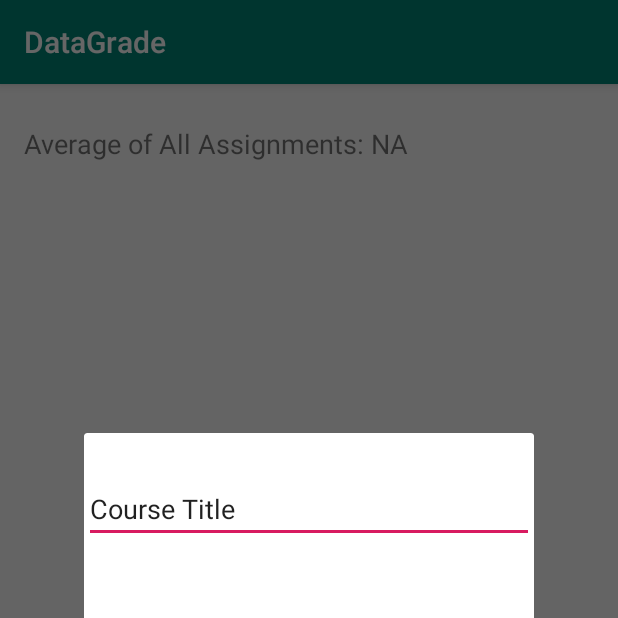
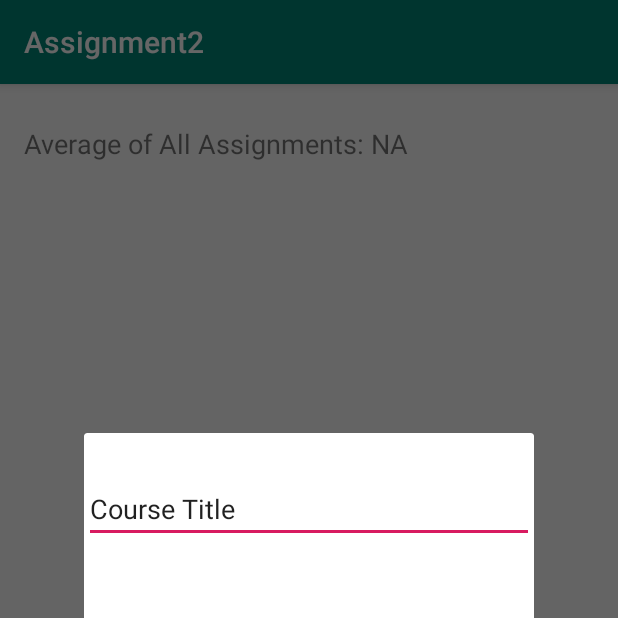
Before and after one commit to DPigeon/DataGrade, an Android app: the screen it shows after launch (MainActivity), after a tap on an icon or button, on a phone screen of 412 x 824 dp, the top half of it. Run offline under Robolectric (Android 15) with nearby library versions, the phone set to English and light mode, and no system bars.

Commit message:
Separating the two fragments & naming

```diff
--- a/app/src/main/java/com/example/utilisateur/assignment2/AssignmentActivity.java
+++ b/app/src/main/java/com/example/utilisateur/assignment2/AssignmentActivity.java
@@ -62,7 +62,7 @@ public class AssignmentActivity extends AppCompatActivity {
         assignmentFloatingActionButton.setOnClickListener(new View.OnClickListener() {
             @Override
             public void onClick(View view) {
-                InsertDialogFragment insertAssignmentDialogFragment = new InsertDialogFragment();
+                InsertCourseDialogFragment insertAssignmentDialogFragment = new InsertCourseDialogFragment();
                 Bundle parameters = new Bundle();
                 int courseId = bundle.getInt("id"); // We pass the course Id from the main activity to the new assignment
                 parameters.putString("fromActivity", "assignmentActivity");
--- a/app/src/main/java/com/example/utilisateur/assignment2/InsertDialogFragment.java
+++ b/app/src/main/java/com/example/utilisateur/assignment2/InsertCourseDialogFragment.java
@@ -3,7 +3,6 @@ package com.example.utilisateur.assignment2;
 import android.os.Bundle;
 import android.text.InputFilter;
 import android.text.InputType;
-import android.util.Log;
 import android.view.LayoutInflater;
 import android.view.View;
 import android.view.ViewGroup;
@@ -16,10 +15,10 @@ import androidx.annotation.Nullable;
 import androidx.fragment.app.DialogFragment;
 
 /*
-* Used for both insert a course and insert an assignment
+* Used for the course dialog fragment when adding a new course
 */
 
-public class InsertDialogFragment extends DialogFragment {
+public class InsertCourseDialogFragment extends DialogFragment {
     protected EditText courseOrAssignmentTitleEditText;
     protected EditText courseCodeOrAssignmentGradeEditText;
     protected Button saveButton;
@@ -29,7 +28,7 @@ public class InsertDialogFragment extends DialogFragment {
     @Nullable
     @Override
     public View onCreateView(@NonNull LayoutInflater inflater, @Nullable ViewGroup container, @Nullable Bundle savedInstanceState) {
-        View view = inflater.inflate(R.layout.add_dialogue_fragment, container, false); // Inflate the layout to use it
+        View view = inflater.inflate(R.layout.add_course_dialog_fragment, container, false); // Inflate the layout to use it
 
         String fromActivity = getArguments().getString("fromActivity");
         setupUiWithView(view, fromActivity);
@@ -49,7 +48,7 @@ public class InsertDialogFragment extends DialogFragment {
         else
             courseOrAssignmentTitleEditText.setText("Assignment Title");
 
-        courseCodeOrAssignmentGradeEditText = view.findViewById(R.id.courseCodeOrAssignmentGradeEditText);
+        courseCodeOrAssignmentGradeEditText = view.findViewById(R.id.courseCodeEditText);
 
         if (parameter == "mainActivity") {
             courseCodeOrAssignmentGradeEditText.setText("Code");
--- a/app/src/main/java/com/example/utilisateur/assignment2/MainActivity.java
+++ b/app/src/main/java/com/example/utilisateur/assignment2/MainActivity.java
@@ -51,11 +51,11 @@ public class MainActivity extends AppCompatActivity {
         floatingActionButton.setOnClickListener(new View.OnClickListener() {
             @Override
             public void onClick(View view) {
-                InsertDialogFragment insertDialogFragment = new InsertDialogFragment();
+                InsertCourseDialogFragment insertCourseDialogFragment = new InsertCourseDialogFragment();
                 Bundle parameters = new Bundle();
                 parameters.putString("fromActivity", "mainActivity");
-                insertDialogFragment.setArguments(parameters);
-                insertDialogFragment.show(getSupportFragmentManager(), "Dialog");
+                insertCourseDialogFragment.setArguments(parameters);
+                insertCourseDialogFragment.show(getSupportFragmentManager(), "Dialog");
             }
         });
         setupAction();
--- a/app/src/main/res/layout/add_dialogue_fragment.xml
+++ b/app/src/main/res/layout/add_course_dialog_fragment.xml
@@ -21,7 +21,7 @@
         app:layout_constraintTop_toTopOf="parent" />
 
     <EditText
-        android:id="@+id/courseCodeOrAssignmentGradeEditText"
+        android:id="@+id/courseCodeEditText"
         android:layout_width="0dp"
         android:layout_height="wrap_content"
         android:layout_marginTop="52dp"
@@ -40,7 +40,7 @@
         android:layout_marginEnd="48dp"
         android:text="Save"
         app:layout_constraintEnd_toEndOf="parent"
-        app:layout_constraintTop_toBottomOf="@+id/courseCodeOrAssignmentGradeEditText" />
+        app:layout_constraintTop_toBottomOf="@+id/courseCodeEditText" />
 
     <Button
         android:id="@+id/cancelButton"
@@ -50,5 +50,5 @@
         android:layout_marginTop="28dp"
         android:text="Cancel"
         app:layout_constraintStart_toStartOf="parent"
-        app:layout_constraintTop_toBottomOf="@+id/courseCodeOrAssignmentGradeEditText" />
+        app:layout_constraintTop_toBottomOf="@+id/courseCodeEditText" />
 </androidx.constraintlayout.widget.ConstraintLayout>
--- a/app/src/main/res/values/strings.xml
+++ b/app/src/main/res/values/strings.xml
@@ -1,3 +1,3 @@
 <resources>
-    <string name="app_name">DataGrade</string>
+    <string name="app_name">Assignment2</string>
 </resources>
```
Also changed, not shown: app/src/main/java/com/example/utilisateur/assignment2/InsertAssignmentDialogFragment.java (added, +113 -0 lines), app/src/main/res/layout/add_assignment_dialog_fragment.xml (added, +54 -0 lines).
